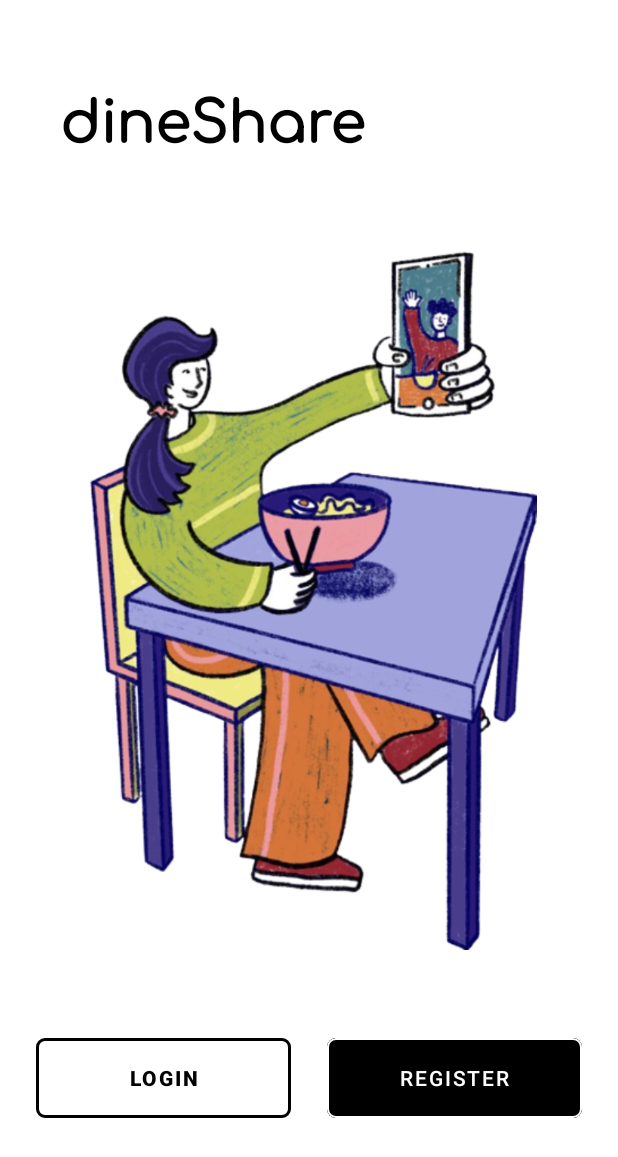
After one commit to kryptorado/dineShareAndroid, an Android app: the StartingActivity screen opened directly, with no data from a screen before it, on a phone screen of 412 x 824 dp. The commit adds this screen. Shown: the top 1157 px of the screen. Run offline under Robolectric (Android 15) with nearby library versions, the phone set to English and light mode, and no system bars.

Commit message:
update textDrawable library gradle and add starting activity

```diff
--- a/app/build.gradle
+++ b/app/build.gradle
@@ -69,11 +69,13 @@ dependencies {
     // Parse JSON
     implementation 'com.beust:klaxon:5.5'
 
+    // Initials Image Generator
+    implementation 'com.github.ramseth001:TextDrawable:1.1.3'
+
     implementation 'androidx.core:core-ktx:1.7.0'
     implementation 'androidx.appcompat:appcompat:1.4.1'
     implementation 'com.google.android.material:material:1.5.0'
     implementation 'androidx.constraintlayout:constraintlayout:2.1.3'
-    implementation 'com.amulyakhare:com.amulyakhare.textdrawable:1.0.1'
     testImplementation 'junit:junit:4.+'
     androidTestImplementation 'androidx.test.ext:junit:1.1.3'
     androidTestImplementation 'androidx.test.espresso:espresso-core:3.4.0'
--- a/app/src/main/AndroidManifest.xml
+++ b/app/src/main/AndroidManifest.xml
@@ -19,7 +19,6 @@
         </intent>
     </queries>
 
-
     <application
         android:name=".AmplifyApp"
         android:allowBackup="true"
@@ -29,6 +28,9 @@
         android:supportsRtl="true"
         android:theme="@style/Theme.DineShareAndroid"
         android:usesCleartextTraffic="true">
+        <activity
+            android:name=".ui.starting.StartingActivity"
+            android:exported="false" />
         <activity
             android:name=".ui.postCall.PostCallActivity"
             android:exported="false"
@@ -44,7 +46,7 @@
         <activity
             android:name="com.amplifyframework.auth.cognito.activities.HostedUIRedirectActivity"
             android:exported="true"
-            android:screenOrientation="portrait" >
+            android:screenOrientation="portrait">
             <intent-filter>
                 <action android:name="android.intent.action.VIEW" />
 
@@ -80,7 +82,7 @@
         <activity
             android:name=".MainActivity"
             android:exported="true"
-            android:screenOrientation="portrait" >
+            android:screenOrientation="portrait">
             <intent-filter>
                 <action android:name="android.intent.action.MAIN" />
 
--- a/app/src/main/java/com/example/dineshareandroid/MainActivity.kt
+++ b/app/src/main/java/com/example/dineshareandroid/MainActivity.kt
@@ -1,11 +1,11 @@
 package com.example.dineshareandroid
 
 import android.content.Intent
+import android.os.Bundle
 import androidx.appcompat.app.AppCompatActivity
-import android.os.Bundle
 import com.amplifyframework.core.Amplify
 import com.example.dineshareandroid.ui.loggedIn.LoggedInActivity
-import com.example.dineshareandroid.ui.login.LoginActivity
+import com.example.dineshareandroid.ui.starting.StartingActivity
 
 class MainActivity : AppCompatActivity() {
     override fun onCreate(savedInstanceState: Bundle?) {
@@ -14,7 +14,7 @@ class MainActivity : AppCompatActivity() {
 
         if (currentUser == null) {
             // go to login screen
-            startActivity(Intent(this, LoginActivity::class.java))
+            startActivity(Intent(this, StartingActivity::class.java))
             finish()
         } else {
             // go to logged in screen
--- a/app/src/main/java/com/example/dineshareandroid/ui/profile/ProfileFragment.kt
+++ b/app/src/main/java/com/example/dineshareandroid/ui/profile/ProfileFragment.kt
@@ -2,7 +2,6 @@ package com.example.dineshareandroid.ui.profile
 
 
 import android.content.Intent
-import android.graphics.Color
 import android.os.Bundle
 import android.util.Log
 import android.view.View
@@ -15,6 +14,7 @@ import com.example.dineshareandroid.ui.interests.InterestsActivity
 import kotlinx.android.synthetic.main.fragment_profile.*
 import android.widget.ImageView
 import com.amulyakhare.textdrawable.TextDrawable
+import com.amulyakhare.textdrawable.util.ColorGenerator
 
 
 class ProfileFragment : Fragment(R.layout.fragment_profile) {
@@ -26,9 +26,18 @@ class ProfileFragment : Fragment(R.layout.fragment_profile) {
 
         model.user.observe(viewLifecycleOwner) { user ->
             if (user != null) {
-                var name = user.firstName + user.lastName
+                val name = user.firstName + " " + user.lastName
+                val initials = "${user.firstName.first()}.${user.lastName.first()}"
                 profile_text_name_text.text = name
                 profile_text_email_text.text = user.email
+
+                val generator = ColorGenerator.MATERIAL
+                val color = generator.getColor(user.email)
+                val drawable = TextDrawable.builder()
+                    .buildRect(initials, color)
+
+                val image: ImageView = shapeableImageView
+                image.setImageDrawable(drawable)
                 Log.d(TAG, "got user! $user")
             }
         }
@@ -49,11 +58,5 @@ class ProfileFragment : Fragment(R.layout.fragment_profile) {
                 Toast.makeText(context, "Couldn't log out", Toast.LENGTH_SHORT).show()
             }
         }
-
-        val drawable = TextDrawable.builder()
-            .buildRect("A", Color.GREEN)
-
-        val image: ImageView = view.findViewById(R.id.shapeableImageView)
-        image.setImageDrawable(drawable)
     }
 }
--- /dev/null
+++ b/app/src/main/java/com/example/dineshareandroid/ui/starting/StartingActivity.kt
@@ -0,0 +1,25 @@
+package com.example.dineshareandroid.ui.starting
+
+import android.content.Intent
+import android.os.Bundle
+import androidx.appcompat.app.AppCompatActivity
+import com.example.dineshareandroid.R
+import com.example.dineshareandroid.ui.login.LoginActivity
+import com.example.dineshareandroid.ui.signup.SignupActivity
+import kotlinx.android.synthetic.main.activity_starting.*
+
+
+class StartingActivity : AppCompatActivity() {
+    override fun onCreate(savedInstanceState: Bundle?) {
+        super.onCreate(savedInstanceState)
+        setContentView(R.layout.activity_starting)
+
+        starting_button_login.setOnClickListener {
+            startActivity(Intent(this, LoginActivity::class.java))
+        }
+
+        starting_button_register.setOnClickListener {
+            startActivity(Intent(this, SignupActivity::class.java))
+        }
+    }
+}
--- /dev/null
+++ b/app/src/main/res/layout/activity_starting.xml
@@ -0,0 +1,80 @@
+<?xml version="1.0" encoding="utf-8"?>
+<androidx.constraintlayout.widget.ConstraintLayout xmlns:android="http://schemas.android.com/apk/res/android"
+    xmlns:app="http://schemas.android.com/apk/res-auto"
+    xmlns:tools="http://schemas.android.com/tools"
+    android:layout_width="match_parent"
+    android:layout_height="match_parent"
+    tools:context=".ui.starting.StartingActivity">
+
+    <com.google.android.material.button.MaterialButton
+        android:id="@+id/starting_button_register"
+        style="@style/RoundedButton"
+        android:layout_width="0dp"
+        android:layout_height="65dp"
+        android:layout_marginEnd="24dp"
+        android:backgroundTint="#000000"
+        android:text="Register"
+        android:textColor="#FFFFFF"
+        app:iconTint="#FFFEFE"
+        app:layout_constraintBottom_toBottomOf="parent"
+        app:layout_constraintEnd_toEndOf="parent"
+        app:layout_constraintHorizontal_bias="0.5"
+        app:layout_constraintStart_toEndOf="@+id/starting_button_login"
+        app:layout_constraintTop_toBottomOf="@+id/starting_image_main"
+        app:layout_constraintVertical_bias="0.271"
+        app:rippleColor="#C8C8C8"
+        app:strokeColor="#FFFFFF" />
+
+    <com.google.android.material.button.MaterialButton
+        android:id="@+id/starting_button_login"
+        style="@style/RoundedButton"
+        android:layout_width="0dp"
+        android:layout_height="65dp"
+        android:layout_marginStart="24dp"
+        android:layout_marginEnd="24dp"
+        android:backgroundTint="#FFFFFF"
+        android:text="Login"
+        android:textColor="#000000"
+        android:textStyle="bold"
+        app:iconTint="#FFFEFE"
+        app:layout_constraintBottom_toBottomOf="parent"
+        app:layout_constraintEnd_toStartOf="@+id/starting_button_register"
+        app:layout_constraintHorizontal_bias="0.5"
+        app:layout_constraintStart_toStartOf="parent"
+        app:layout_constraintTop_toBottomOf="@+id/starting_image_main"
+        app:layout_constraintVertical_bias="0.271"
+        app:rippleColor="#C8C8C8"
+        app:strokeColor="#000000"
+        app:strokeWidth="2dp" />
+
+    <TextView
+        android:id="@+id/starting_text_title"
+        android:layout_width="wrap_content"
+        android:layout_height="wrap_content"
+        android:layout_marginStart="24dp"
+        android:fontFamily="@font/comfortaa"
+        android:text="dineShare"
+        android:textColor="?attr/colorOnPrimary"
+        android:textSize="38sp"
+        android:textStyle="bold"
+        app:layout_constraintBottom_toBottomOf="parent"
+        app:layout_constraintEnd_toEndOf="parent"
+        app:layout_constraintHorizontal_bias="0.087"
+        app:layout_constraintStart_toStartOf="parent"
+        app:layout_constraintTop_toTopOf="parent"
+        app:layout_constraintVertical_bias="0.061" />
+
+    <ImageView
+        android:id="@+id/starting_image_main"
+        android:layout_width="369dp"
+        android:layout_height="521dp"
+        android:scaleType="centerInside"
+        android:scaleX="0.9"
+        android:scaleY="0.9"
+        app:layout_constraintBottom_toBottomOf="parent"
+        app:layout_constraintEnd_toEndOf="parent"
+        app:layout_constraintStart_toStartOf="parent"
+        app:layout_constraintTop_toBottomOf="@+id/starting_text_title"
+        app:layout_constraintVertical_bias="0.161"
+        app:srcCompat="@drawable/dineshare_illustration2" />
+</androidx.constraintlayout.widget.ConstraintLayout>
--- a/app/src/main/res/values-night/themes.xml
+++ b/app/src/main/res/values-night/themes.xml
@@ -1,9 +1,9 @@
 <resources xmlns:tools="http://schemas.android.com/tools">
     <!-- Base application theme. -->
-    <style name="Theme.DineShareAndroid" parent="Theme.MaterialComponents.DayNight.DarkActionBar">
+    <style name="Theme.DineShareAndroid" parent="Theme.MaterialComponents.DayNight.NoActionBar">
         <!-- Primary brand color. -->
         <item name="colorPrimary">@color/purple_200</item>
-        <item name="colorPrimaryVariant">@color/teal_200</item>
+        <item name="colorPrimaryVariant">@color/black</item>
         <item name="colorOnPrimary">@color/white</item>
         <item name="colorOnBackground">#191c1e</item>
         <!-- Secondary brand color. -->
--- a/settings.gradle
+++ b/settings.gradle
@@ -4,6 +4,7 @@ dependencyResolutionManagement {
         google()
         mavenCentral()
         jcenter() // Warning: this repository is going to shut down soon
+        maven { url 'https://www.jitpack.io' }
     }
 }
 rootProject.name = "dineShareAndroid"
```
Also changed, not shown: app/src/main/res/drawable/dineshare_illustration2.png (added).
